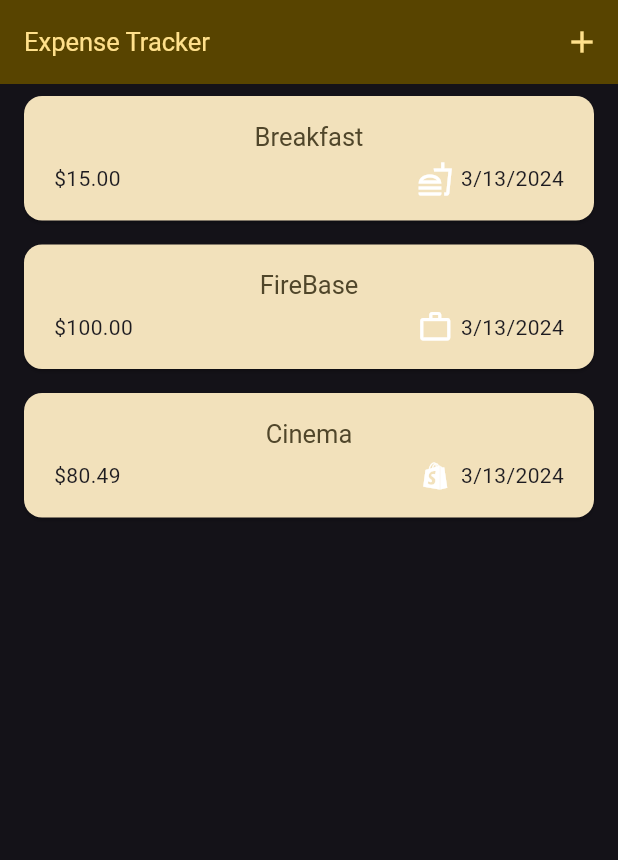
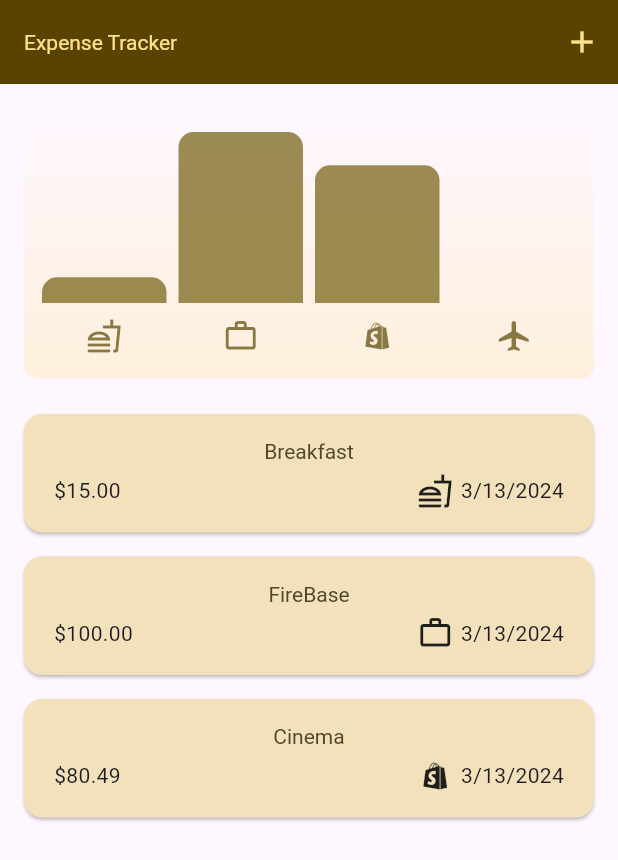
Before and after one commit to medSba/Expenses, a Flutter app: the screen it shows after launch, on a phone screen of 412 x 824 dp. Shown: the top 860 px of the screen. Run offline on Flutter 3.47's test engine with Material 3 defaults, Android fonts, the phone set to English and light mode, and no system bars.

Commit message:
Create Chart And finishing Application

```diff
--- /dev/null
+++ b/lib/chart/chart.dart
@@ -0,0 +1,78 @@
+import 'package:expenses/chart/chart_bar.dart';
+import 'package:flutter/material.dart';
+import '../models/expense.dart';
+
+class Chart extends StatelessWidget {
+  const Chart({super.key, required this.expenses});
+  final List<Expense> expenses;
+
+  List<ExpenseBucket> get bucket{
+    return [
+      ExpenseBucket.forCategory(expenses, Category.food),
+      ExpenseBucket.forCategory(expenses, Category.work),
+      ExpenseBucket.forCategory(expenses, Category.leisure),
+      ExpenseBucket.forCategory(expenses, Category.travel),
+    ];
+  }
+
+  double get maxTotalExpense{
+    double maxTotalExpense=0;
+    for(var element in bucket){
+      if(element.totalExpenses > maxTotalExpense){
+        maxTotalExpense = element.totalExpenses;
+      }
+    }
+    return maxTotalExpense;
+  }
+  @override
+  Widget build(BuildContext context) {
+    final isDarkMode = MediaQuery.of(context).platformBrightness == Brightness.dark;
+    return Container(
+      margin: const EdgeInsets.all(16),
+      padding: const EdgeInsets.symmetric(horizontal: 8,vertical: 16),
+      width: double.infinity,
+      height: 180,
+      decoration: BoxDecoration(
+        borderRadius: BorderRadius.circular(8),
+        gradient: LinearGradient(
+          colors: [
+            Theme.of(context).colorScheme.primaryContainer.withOpacity(0.3),
+            Theme.of(context).colorScheme.primaryContainer.withOpacity(0.0),
+          ],
+          begin: Alignment.bottomCenter,
+          end: Alignment.topCenter,
+        )
+      ),
+      child: Column(
+        children: [
+          Expanded(
+              child:Row(
+                crossAxisAlignment: CrossAxisAlignment.end,
+                children: [
+                  for (var ele in bucket)
+                    ChartBar(fill:
+                    ele.totalExpenses==0 ? 0 : ele.totalExpenses/maxTotalExpense,
+                  ),
+              ],
+              ),
+          ),
+          const SizedBox(height: 10,),
+          Row(
+            children: bucket.map(
+                    (e) => Expanded(
+                        child: Padding(
+                          padding: const EdgeInsets.symmetric(horizontal: 4),
+                        child: Icon(categoryIcons[e.category],
+                        color: isDarkMode
+                            ?Theme.of(context).colorScheme.primaryContainer
+                            :Theme.of(context).colorScheme.onPrimaryContainer.withOpacity(0.7),
+                        ),
+                        )
+                    )
+            ).toList(),
+          ),
+        ],
+      ),
+    );
+  }
+}
--- /dev/null
+++ b/lib/chart/chart_bar.dart
@@ -0,0 +1,27 @@
+import 'package:flutter/material.dart';
+class ChartBar extends StatelessWidget {
+  const ChartBar({super.key, required this.fill});
+
+  final double fill;
+
+  @override
+  Widget build(BuildContext context) {
+    final isDarkMode = MediaQuery.of(context).platformBrightness == Brightness.dark;
+    return Expanded(child:
+    Padding(
+      padding: const EdgeInsets.symmetric(horizontal: 4),
+      child: FractionallySizedBox(
+        heightFactor: fill,
+        child: DecoratedBox(
+          decoration: BoxDecoration(
+            shape: BoxShape.rectangle,
+            borderRadius: const BorderRadius.vertical(
+                top: Radius.circular(10)),
+            color: isDarkMode
+                ?Theme.of(context).colorScheme.secondaryContainer
+                :Theme.of(context).colorScheme.primary.withOpacity(0.7),
+          ),),)
+    ),
+    );
+  }
+}
--- a/lib/main.dart
+++ b/lib/main.dart
@@ -17,7 +17,7 @@ class MyApp extends StatelessWidget {
     return MaterialApp(
       debugShowCheckedModeBanner: false,
       title: 'Flutter Demo',
-      themeMode: ThemeMode.dark,
+      themeMode: ThemeMode.light,
       theme: ThemeData().copyWith(
         useMaterial3: true,
       colorScheme: myColorScheme,
--- a/lib/models/expense.dart
+++ b/lib/models/expense.dart
@@ -33,3 +33,22 @@ class Expense{
   }) : id = uuid.v4();
 
 }
+
+class ExpenseBucket{
+  final Category category;
+  final List<Expense> expenses;
+
+  ExpenseBucket(this.category, this.expenses);
+  ExpenseBucket.forCategory(List<Expense> allExpenses, this.category)
+      : expenses = allExpenses.where(
+          (element) => element.category==category)
+      .toList();
+
+  double get totalExpenses{
+    double sum=0;
+    for(var expense in expenses ){
+       sum = sum+expense.amount;
+    }
+    return sum;
+  }
+}
--- a/lib/widgets/expenses.dart
+++ b/lib/widgets/expenses.dart
@@ -1,3 +1,4 @@
+import 'package:expenses/chart/chart.dart';
 import 'package:expenses/widgets/new_expense.dart';
 import 'package:flutter/material.dart';
 import '../models/expense.dart';
@@ -47,6 +48,7 @@ class _ExpensesState extends State<Expenses> {
         child: Column(
           mainAxisAlignment: MainAxisAlignment.center,
             children: [
+              Chart(expenses: _registeredExpense),
               Expanded(
                 child: ExpensesList(
                   expenses: _registeredExpense,
```
